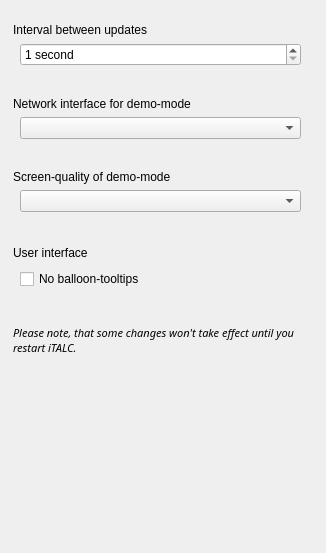
Qt form ima/dialogs/config.ui (veyon/veyon) before a commit.
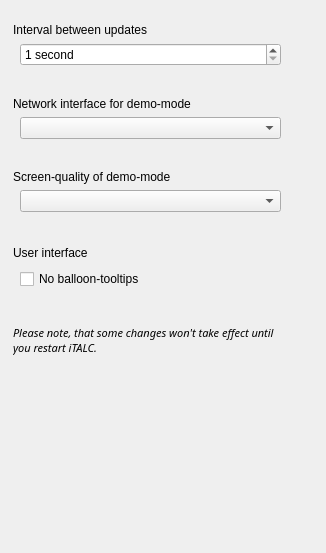
The same form after that commit. Icons and pictures are not drawn.

Patch:
```diff
--- a/ima/dialogs/config.ui
+++ b/ima/dialogs/config.ui
@@ -15,12 +15,12 @@
   <property name="windowTitle" >
    <string>Form</string>
   </property>
-  <widget class="QWidget" name="" >
+  <widget class="QWidget" name="layoutWidget" >
    <property name="geometry" >
     <rect>
      <x>0</x>
      <y>23</y>
-     <width>301</width>
+     <width>281</width>
      <height>482</height>
     </rect>
    </property>
```
Left out of the diff: 4 changed lines with no effect on the pictures.
